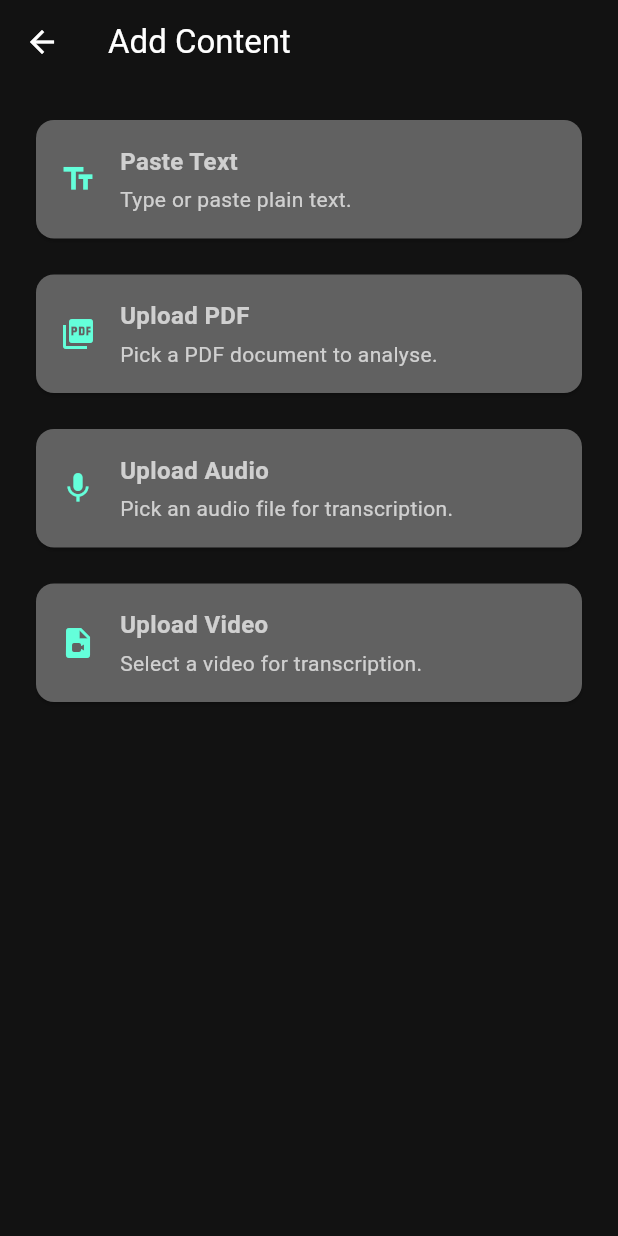
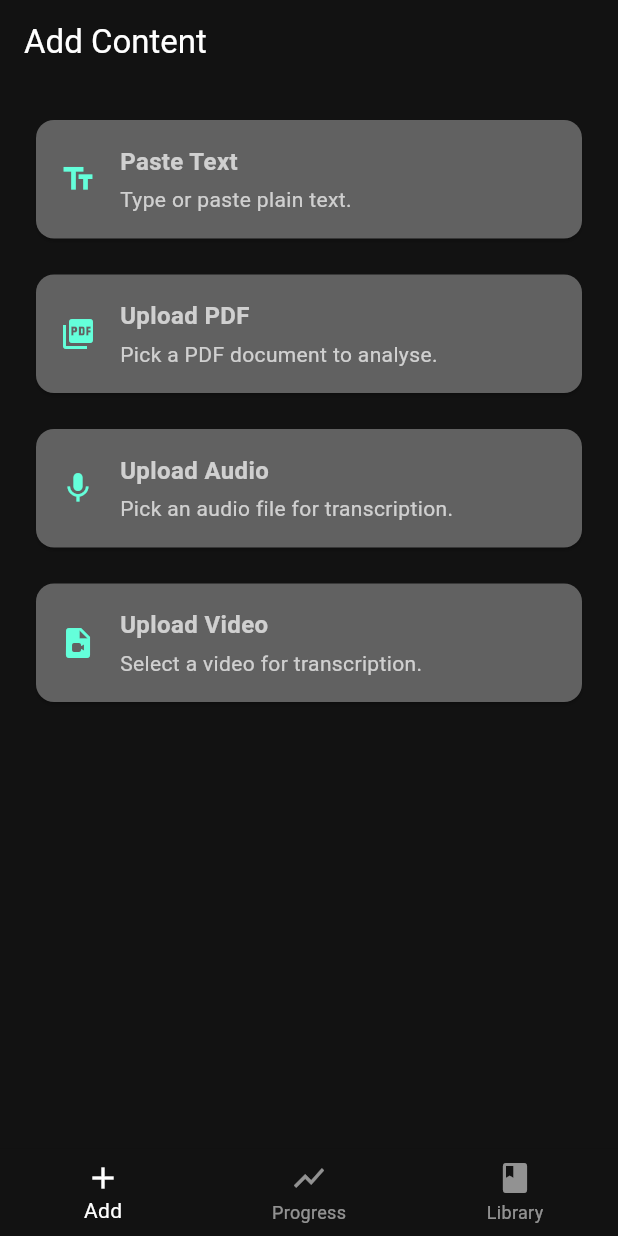
Before and after one commit to AlexPraxedes12/LearnSynth, a Flutter app: the screen it shows after launch, on a phone screen of 412 x 824 dp. Run offline on Flutter 3.47's test engine with Material 3 defaults, Android fonts, the phone set to English and light mode, and no system bars; our stand-ins replace file_picker.

Commit message:
Start app with bottom navigation

```diff
--- a/frontend/learnsynth/lib/main.dart
+++ b/frontend/learnsynth/lib/main.dart
@@ -37,14 +37,13 @@ class StudyApp extends StatelessWidget {
       title: 'Interactive Learning App',
       debugShowCheckedModeBanner: false,
       theme: AppTheme.darkTheme,
-      initialRoute: Routes.addContent,
+      initialRoute: Routes.home,
       routes: {
         // Map each named route to its corresponding screen. Note that
         // it’s important to keep this list in sync with the definitions
         // in constants.dart. Also avoid using replacement navigation in
         // the routes table.
         Routes.home: (_) => const MainNavigation(),
-        Routes.addContent: (_) => const AddContentScreen(),
         Routes.textInput: (_) => const TextInputScreen(),
         Routes.pdfPicker: (_) => const PdfPickerScreen(),
         Routes.audio: (_) => const AudioPickerScreen(),
```
